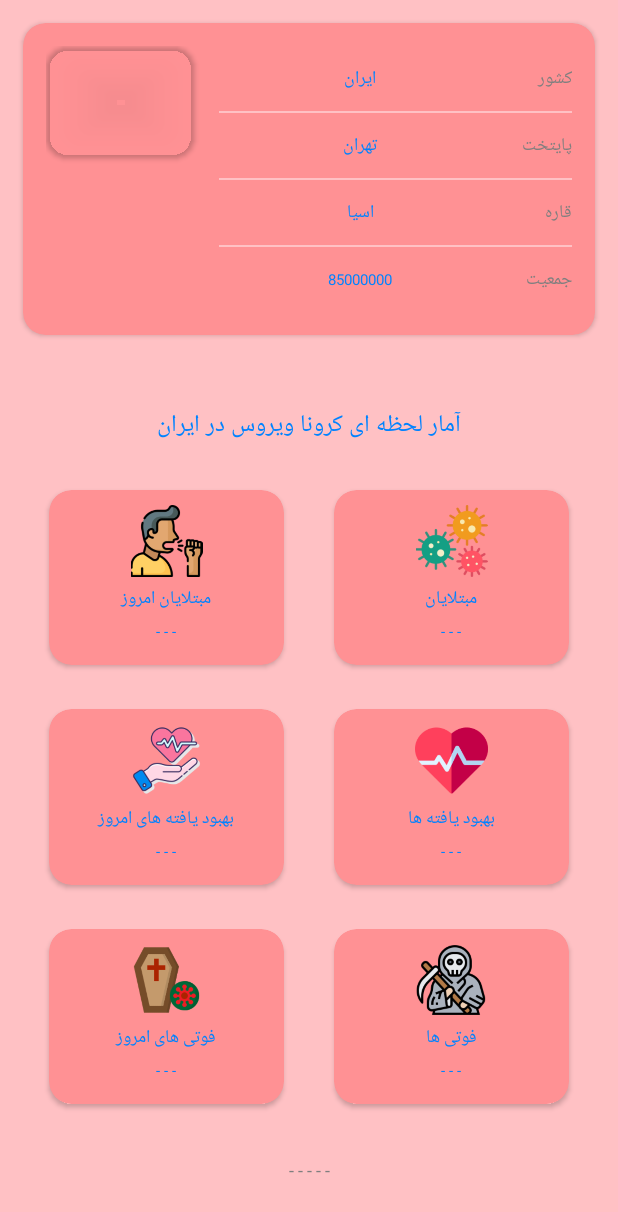
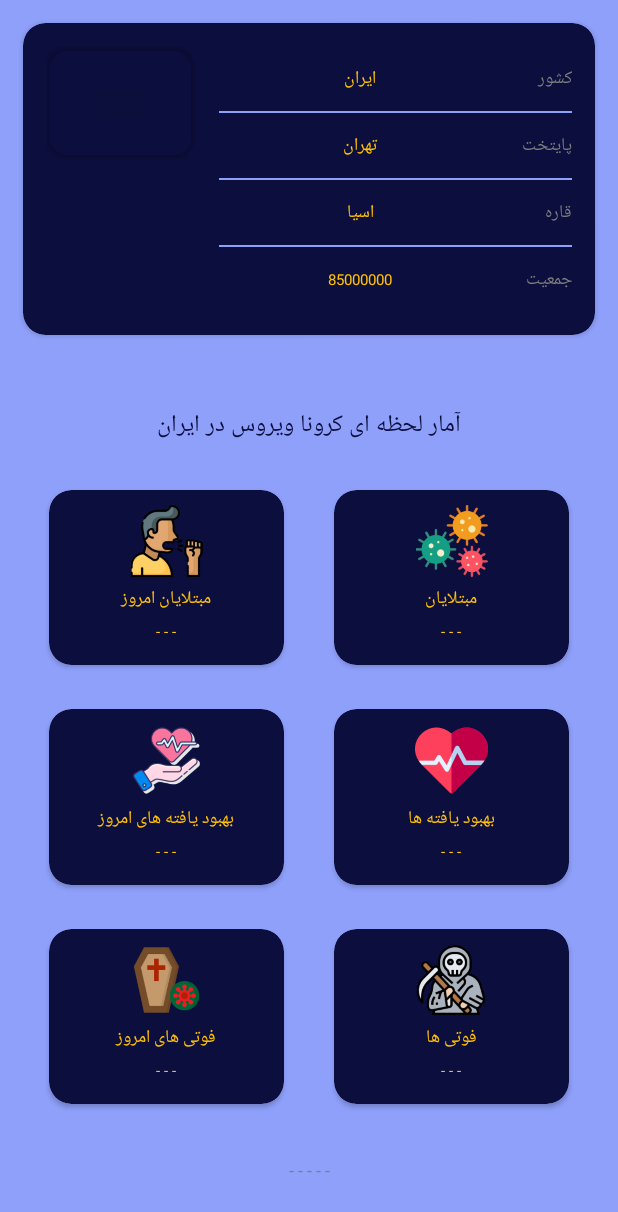
Before and after one commit to sadeghjfr/Covid19-App, an Android app: the layout activity_country.xml on its own in the app's theme, with its tools: preview values and no code run, on a phone screen of 412 x 824 dp. Shown: the top 1212 px of the screen. Run offline under Robolectric (Android 15) with nearby library versions, the phone set to English and light mode, and no system bars; network calls fail.

Commit message:
change theme color

```diff
--- a/app/src/main/res/layout/activity_country.xml
+++ b/app/src/main/res/layout/activity_country.xml
@@ -402,7 +402,7 @@
             android:layout_height="wrap_content"
             android:gravity="center"
             android:text="آمار لحظه ای کرونا ویروس در ایران"
-            android:textColor="@color/colorPrimaryVariant"
+            android:textColor="@color/colorPrimaryDark"
             android:textSize="16sp"
             app:layout_constraintBottom_toTopOf="@+id/guideline19"
             app:layout_constraintEnd_toStartOf="@+id/guideline4"
@@ -478,7 +478,7 @@
                         android:layout_height="wrap_content"
                         android:layout_weight="0.2"
                         android:text="کشور"
-                        android:textColor="#7f7f7f"
+                        android:textColor="@color/colorHint"
                         android:textSize="12sp" />
 
                 </LinearLayout>
@@ -512,7 +512,7 @@
                         android:layout_height="wrap_content"
                         android:layout_weight="0.2"
                         android:text="پایتخت"
-                        android:textColor="#7f7f7f"
+                        android:textColor="@color/colorHint"
                         android:textSize="12sp" />
                 </LinearLayout>
 
@@ -545,7 +545,7 @@
                         android:layout_height="wrap_content"
                         android:layout_weight="0.2"
                         android:text="قاره"
-                        android:textColor="#7f7f7f"
+                        android:textColor="@color/colorHint"
                         android:textSize="12sp" />
 
                 </LinearLayout>
@@ -578,7 +578,7 @@
                         android:layout_height="wrap_content"
                         android:layout_weight="0.2"
                         android:text="جمعیت"
-                        android:textColor="#7f7f7f"
+                        android:textColor="@color/colorHint"
                         android:textSize="12sp" />
                 </LinearLayout>
             </LinearLayout>
--- a/app/src/main/res/layout/fragment_home.xml
+++ b/app/src/main/res/layout/fragment_home.xml
@@ -404,7 +404,7 @@
               android:layout_height="0dp"
               android:gravity="center"
               android:text="- - - - -"
-              android:textColor="#7f7f7f"
+              android:textColor="@color/colorHint"
               android:textSize="12sp"
               app:layout_constraintBottom_toTopOf="@+id/guideline18"
               app:layout_constraintEnd_toStartOf="@+id/guideline4"
@@ -416,7 +416,7 @@
               android:layout_height="0dp"
               android:gravity="center"
               android:text="آمار لحظه ای کرونا ویروس در جهان"
-              android:textColor="@color/colorPrimaryVariant"
+              android:textColor="@color/colorPrimaryDark"
               android:textSize="16sp"
               app:layout_constraintBottom_toTopOf="@+id/guideline19"
               app:layout_constraintEnd_toStartOf="@+id/guideline4"
--- a/app/src/main/res/values/colors.xml
+++ b/app/src/main/res/values/colors.xml
@@ -1,9 +1,9 @@
 <?xml version="1.0" encoding="utf-8"?>
 <resources>
 
-  <color name="colorPrimaryDark">#ff9194</color>
-  <color name="colorPrimary">#ffc1c4</color>
-  <color name="colorPrimaryVariant">#0183ff</color>
+  <color name="colorPrimaryDark">#0C0E3E</color>
+  <color name="colorPrimary">#8FA0FB</color>
+  <color name="colorPrimaryVariant">#FFC107</color>
 
   <color name="colorSecondary">#FF03DAC5</color>
   <color name="colorSecondaryVariant">#FF018786</color>
@@ -11,4 +11,6 @@
   <color name="black">#FF000000</color>
   <color name="white">#FFFFFFFF</color>
 
+  <color name="colorHint">#7f7f7f</color>
+
 </resources>
```
Also changed, not shown: app/src/main/res/layout/fragment_country.xml (+4 -3 lines).
